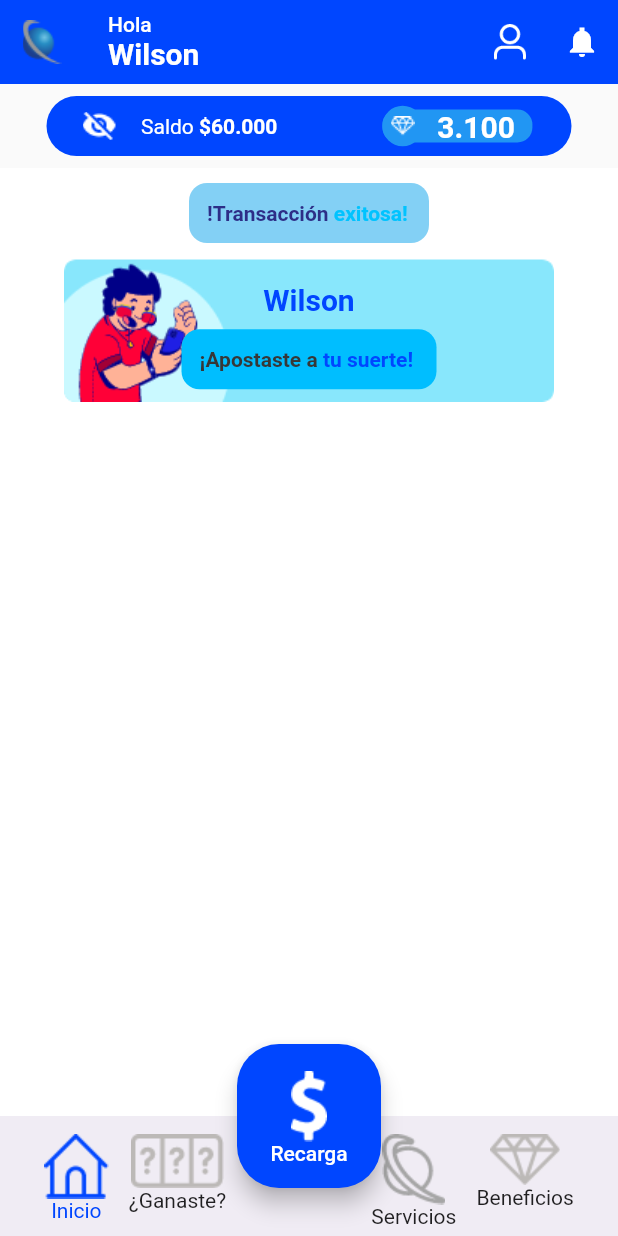
After one commit to MurphLaw/demo, a Flutter app: the SuccessTransactionScreen screen opened directly, on a phone screen of 412 x 824 dp. The commit adds this screen. Run offline on Flutter 3.47's test engine with Material 2 defaults, Android fonts, the phone set to English and light mode, and no system bars; our stand-ins replace pinput.

Commit message:
Se crea pantalla de transaction exitosa, esta incompleta

```diff
--- /dev/null
+++ b/lib/screens/success_transaction_screen.dart
@@ -0,0 +1,63 @@
+import 'package:demo/mocks/acomulado.dart';
+import 'package:demo/models/acomulado.dart';
+import 'package:demo/widgets/commons/account_money.dart';
+import 'package:demo/widgets/commons/recharges_button.dart';
+import 'package:demo/widgets/custom_decorative_4.dart';
+import 'package:demo/widgets/custom_multicolor_message.dart';
+import 'package:demo/widgets/extra_information_home.dart';
+import 'package:demo/widgets/generic_element_bottom_bar.dart';
+import 'package:demo/widgets/movie_slider.dart';
+import 'package:demo/widgets/commons/main_app_bar.dart';
+import 'package:demo/widgets/commons/main_bottom_bar.dart';
+import 'package:demo/widgets/products.widget.dart';
+import 'package:flutter/material.dart';
+
+import '../widgets/commons/bet_to_your_luck.dart';
+import '../widgets/success_transaction_image.dart';
+
+class SuccessTransactionScreen extends StatelessWidget {
+  const SuccessTransactionScreen({super.key});
+
+  @override
+  Widget build(BuildContext context) {
+    return Scaffold(
+      appBar: const mainAppBar(),
+      bottomNavigationBar: const MainBotttomBar(),
+      floatingActionButton: const RechargesButton(),
+      floatingActionButtonLocation: FloatingActionButtonLocation.centerDocked,
+      body: Column(
+        children: [
+          const SizedBox(
+            height: 8,
+          ),
+          const AccountMoney(),
+          const SizedBox(
+            height: 8,
+          ),
+          Expanded(
+            child: Container(
+            decoration: const BoxDecoration(
+              color: Colors.white,
+            ),
+            child: Column(
+              children: [
+                const CustomMultiColorMessage(text1: '!Transacción ', text2: 'exitosa!',
+                fontText1: 14, fontText2: 14,
+                colorText1: Color.fromARGB(255, 45, 46, 135), colorText2: Color.fromARGB(255,0, 195, 255),
+                marginVertical: 10, marginHorizontal: 0, colorBackground: Color.fromARGB(255,131, 208, 245),
+                containerWidth: 160, containerHeight: 40),
+                const SucessTransactionImage(),
+                const SizedBox(
+                  height: 15,
+                ),
+                //ProductsWidget(),
+                //const ExtraInformationHome(),
+                SizedBox(height: MediaQuery.of(context).size.height *0.08 ,)
+              ],
+            ),
+          ))
+        ],
+      ),
+    );
+  }
+}
--- a/lib/widgets/bet_car_widget.dart
+++ b/lib/widgets/bet_car_widget.dart
@@ -28,7 +28,7 @@ class BetCarWidget extends StatelessWidget {
                             width: 400,
                             height: 35,
                             margin: const EdgeInsets.symmetric(),
-                            color: Color.fromARGB(255, 255, 255, 255),
+                            color: Color.fromARGB(255, 98, 97, 201),
                             child: Padding(
                               padding: const EdgeInsets.all(8.0),
                               child: Row(
--- /dev/null
+++ b/lib/widgets/success_transaction_image.dart
@@ -0,0 +1,44 @@
+import 'package:demo/widgets/custom_multicolor_message.dart';
+import 'package:flutter/material.dart';
+
+import 'custom_icon_and_letter_2.dart';
+
+class SucessTransactionImage extends StatelessWidget {
+  const SucessTransactionImage({super.key});
+
+  @override
+  Widget build(BuildContext context) {
+    String name = 'Wilson';
+    String concept1 = '¡Apostaste a ';
+    String concept2 = 'tu suerte!';
+    return Row(
+      mainAxisAlignment: MainAxisAlignment.center,
+      children: [
+        Stack(alignment: AlignmentDirectional.center, children: <Widget>[
+          Image.asset('assets/images/success.png'),
+          Column(
+            children: [
+              Padding(
+                padding: const EdgeInsets.all(8.0),
+                child: Center(
+                    child: Text(
+                  name,
+                  style: TextStyle(
+                      fontSize: 20,
+                      color: Color.fromARGB(255, 0, 70, 255),
+                      fontWeight: FontWeight.bold),
+                )),
+              ),
+              CustomMultiColorMessage(text1: concept1, text2: concept2,
+              fontText1: 14, fontText2: 14,
+              colorText1: Color.fromARGB(255, 55, 55, 55), colorText2: Color.fromARGB(255, 0, 70, 255),
+              marginVertical: 0, marginHorizontal: 0,
+              colorBackground: Color.fromARGB(255, 0, 190, 255),
+              containerWidth: 170, containerHeight: 40)
+            ],
+          ),
+        ]),
+      ],
+    );
+  }
+}
--- a/lib/widgets/text_write_your_numbers.dart
+++ b/lib/widgets/text_write_your_numbers.dart
@@ -1,3 +1,4 @@
+import 'package:demo/screens/success_transaction_screen.dart';
 import 'package:demo/widgets/custom_multicolor_message.dart';
 import 'package:flutter/gestures.dart';
 import 'package:flutter/material.dart';
@@ -50,7 +51,8 @@ class TextWriteYourNumbers extends StatelessWidget {
                               Navigator.of(context).push(
                                 MaterialPageRoute(
                                   builder: ((context) {
-                                    return BetCarScreen(betCarListModel: availableBets,);
+                                    //return BetCarScreen(betCarListModel: availableBets,);
+                                    return SuccessTransactionScreen();
                                   }),
                                 ),
                               );
--- a/pubspec.yaml
+++ b/pubspec.yaml
@@ -90,6 +90,7 @@ flutter:
     - assets/images/betIcon1.png
     - assets/images/betIcon2.png
     - assets/images/betIcon3.png
+    - assets/images/success.png
 
 
   #the following are using for mocking products, shouldn't be in the final version
```
Also changed, not shown: assets/images/success.png (added).
